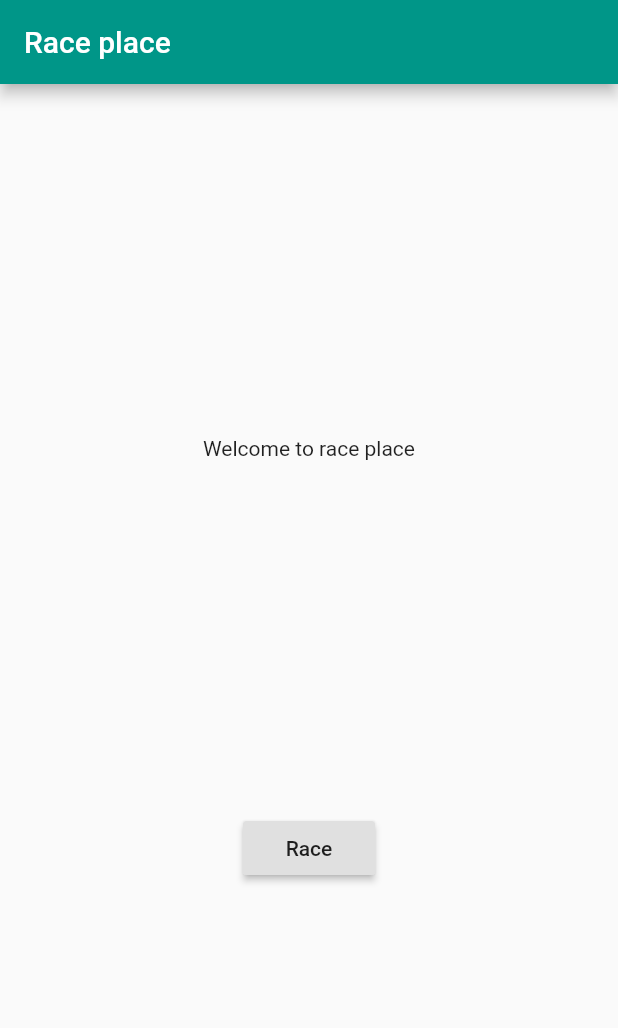
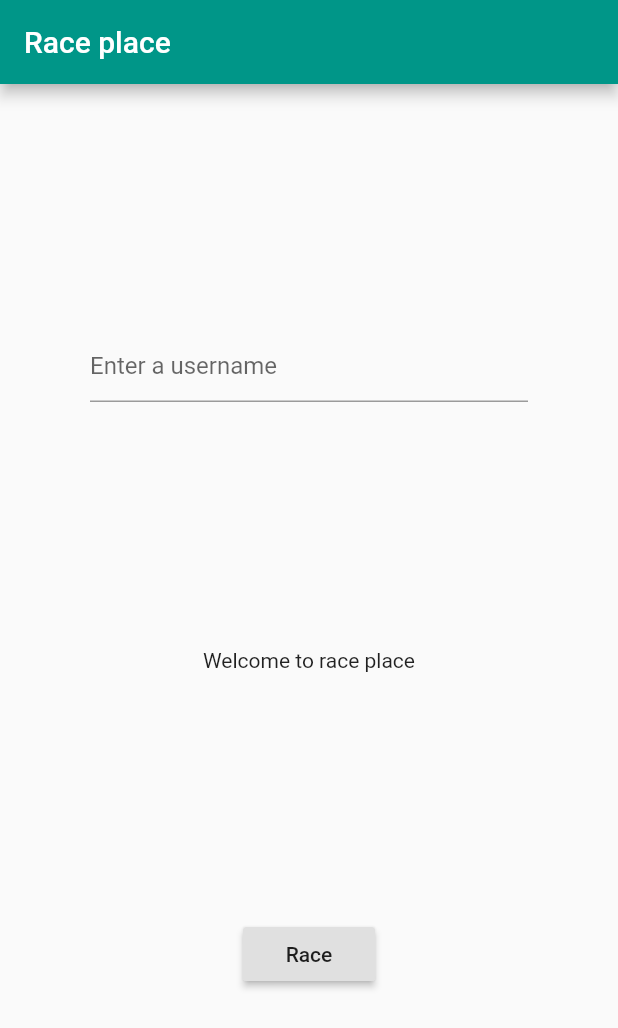
Before and after one commit to chance-cyphers/race-place, a Flutter app: the screen it shows after launch, after a tap on "Race", on a phone screen of 412 x 824 dp. Shown: the top 1028 px of the screen. Run offline on Flutter 3.47's test engine with Material 2 defaults, Android fonts, the phone set to English and light mode, and no system bars; our stand-ins replace location; generated files the repository leaves out were written again; network calls fail.

Commit message:
Add textfield for whatever username

```diff
--- a/lib/page/home_page.dart
+++ b/lib/page/home_page.dart
@@ -2,13 +2,28 @@ import 'package:flutter/material.dart';
 import 'package:race_place/page/lobby_page.dart';
 import 'package:race_place/api/race_api_client.dart';
 
-class HomePage extends StatelessWidget {
+class HomePage extends StatefulWidget {
+  @override
+  _HomePageState createState() =>  _HomePageState();
+}
+
+class _HomePageState extends State<HomePage> {
+
+  final _usernameController = TextEditingController();
 
   void _onPress(BuildContext context) {
-    raceApiClient.createEntrant("placeholderJohnson").then((entrant) {
+    var isEmpty = _usernameController.text.isEmpty || _usernameController.text == null;
+    var username = isEmpty
+        ? "Placeholder Johnson" : _usernameController.text;
+    raceApiClient.createEntrant(username).then((entrant) {
       Navigator.of(context).push(new MaterialPageRoute(
           builder: (BuildContext buildContext) => LobbyPage(entrant: entrant)));
     });
+  }
+
+  void dispose() {
+    _usernameController.dispose();
+    super.dispose();
   }
 
   @override
@@ -17,10 +32,15 @@ class HomePage extends StatelessWidget {
       appBar: AppBar(
         title: Text("Race place"),
       ),
-      body: Center(
+      body: Container(
+        padding: EdgeInsets.symmetric(horizontal: 60),
         child: Column(
           mainAxisAlignment: MainAxisAlignment.spaceEvenly,
           children: <Widget>[
+            TextField(
+                controller: _usernameController,
+              decoration: InputDecoration(hintText: "Enter a username"),
+            ),
             Text(
               'Welcome to race place',
             ),
@@ -35,4 +55,6 @@ class HomePage extends StatelessWidget {
       ),
     );
   }
+
+
 }
```
